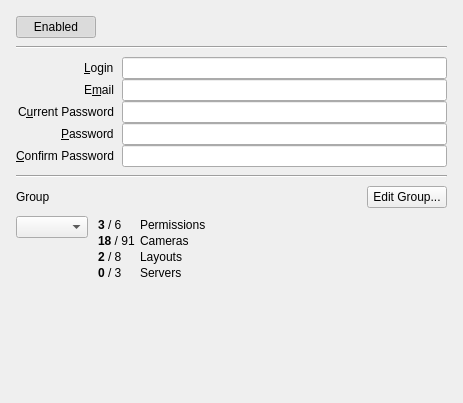
Old version of the form client/src/ui/widgets/properties/user_profile_widget.ui in the repository networkoptix/nx_open.
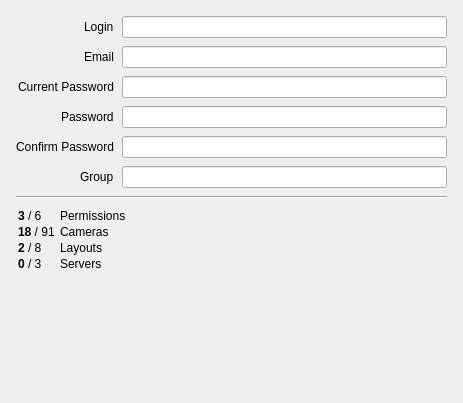
New version of the form.

Commit message:
VMS-2293: Create dialog for access rights setup
<==== Mercurial data ====>
Branch: dev_3.0.0_gui

The edit to the form file:
```diff
--- a/client/src/ui/widgets/properties/user_profile_widget.ui
+++ b/client/src/ui/widgets/properties/user_profile_widget.ui
@@ -26,63 +26,19 @@
    <property name="bottomMargin">
     <number>16</number>
    </property>
-   <item>
-    <widget class="QPushButton" name="enabledButton">
-     <property name="sizePolicy">
-      <sizepolicy hsizetype="Fixed" vsizetype="Fixed">
-       <horstretch>0</horstretch>
-       <verstretch>0</verstretch>
-      </sizepolicy>
-     </property>
-     <property name="text">
-      <string>Enabled</string>
-     </property>
-     <property name="checkable">
-      <bool>true</bool>
-     </property>
-     <property name="checked">
-      <bool>true</bool>
-     </property>
-    </widget>
-   </item>
-   <item>
-    <widget class="Line" name="line_3">
-     <property name="orientation">
-      <enum>Qt::Horizontal</enum>
-     </property>
-    </widget>
-   </item>
    <item>
     <layout class="QGridLayout" name="propertiesLayout">
-     <property name="verticalSpacing">
-      <number>0</number>
-     </property>
      <item row="0" column="0" alignment="Qt::AlignRight">
       <widget class="QLabel" name="loginLabel">
        <property name="text">
-        <string>&amp;Login</string>
-       </property>
-       <property name="margin">
-        <number>12</number>
-       </property>
-       <property name="buddy">
-        <cstring>loginEdit</cstring>
+        <string>Login</string>
        </property>
       </widget>
      </item>
-     <item row="0" column="1">
-      <widget class="QLineEdit" name="loginEdit"/>
-     </item>
      <item row="1" column="0" alignment="Qt::AlignRight">
       <widget class="QLabel" name="emailLabel">
        <property name="text">
-        <string>E&amp;mail</string>
-       </property>
-       <property name="margin">
-        <number>12</number>
-       </property>
-       <property name="buddy">
-        <cstring>emailEdit</cstring>
+        <string>Email</string>
        </property>
       </widget>
      </item>
@@ -92,13 +48,7 @@
      <item row="2" column="0" alignment="Qt::AlignRight">
       <widget class="QLabel" name="currentPasswordLabel">
        <property name="text">
-        <string>C&amp;urrent Password</string>
-       </property>
-       <property name="margin">
-        <number>12</number>
-       </property>
-       <property name="buddy">
-        <cstring>currentPasswordEdit</cstring>
+        <string>Current Password</string>
        </property>
       </widget>
      </item>
@@ -112,13 +62,7 @@
      <item row="3" column="0" alignment="Qt::AlignRight">
       <widget class="QLabel" name="passwordLabel">
        <property name="text">
-        <string>&amp;Password</string>
-       </property>
-       <property name="margin">
-        <number>12</number>
-       </property>
-       <property name="buddy">
-        <cstring>passwordEdit</cstring>
+        <string>Password</string>
        </property>
       </widget>
      </item>
@@ -132,13 +76,7 @@
      <item row="4" column="0" alignment="Qt::AlignRight">
       <widget class="QLabel" name="confirmPasswordLabel">
        <property name="text">
-        <string>&amp;Confirm Password</string>
-       </property>
-       <property name="margin">
-        <number>12</number>
-       </property>
-       <property name="buddy">
-        <cstring>confirmPasswordEdit</cstring>
+        <string>Confirm Password</string>
        </property>
       </widget>
      </item>
@@ -149,18 +87,7 @@
        </property>
       </widget>
      </item>
-    </layout>
-   </item>
-   <item>
-    <widget class="Line" name="line_2">
-     <property name="orientation">
-      <enum>Qt::Horizontal</enum>
-     </property>
-    </widget>
-   </item>
-   <item>
-    <layout class="QGridLayout" name="gridLayout" columnstretch="0,1">
-     <item row="0" column="0">
+     <item row="5" column="0" alignment="Qt::AlignRight">
       <widget class="QLabel" name="groupLabel">
        <property name="text">
         <string>Group</string>
@@ -170,38 +97,35 @@
        </property>
       </widget>
      </item>
-     <item row="1" column="0" alignment="Qt::AlignTop">
-      <widget class="QComboBox" name="groupComboBox"/>
+     <item row="5" column="1">
+      <widget class="QLineEdit" name="groupLineEdit"/>
      </item>
-     <item row="1" column="1">
-      <widget class="QLabel" name="permissionsLabel">
-       <property name="text">
-        <string notr="true">&lt;table&gt;
+     <item row="0" column="1">
+      <widget class="QLineEdit" name="loginLineEdit"/>
+     </item>
+    </layout>
+   </item>
+   <item>
+    <widget class="Line" name="line">
+     <property name="orientation">
+      <enum>Qt::Horizontal</enum>
+     </property>
+    </widget>
+   </item>
+   <item>
+    <widget class="QLabel" name="permissionsLabel">
+     <property name="text">
+      <string notr="true">&lt;table&gt;
 &lt;tr&gt;&lt;td&gt;&lt;b&gt;3&lt;/b&gt; / 6&lt;/td&gt;&lt;td&gt;&lt;/td&gt;&lt;td&gt;Permissions&lt;/td&gt;&lt;/tr&gt;
 &lt;tr&gt;&lt;td&gt;&lt;b&gt;18&lt;/b&gt; / 91&lt;/td&gt;&lt;td&gt;&lt;/td&gt;&lt;td&gt;Cameras&lt;/td&gt;&lt;/tr&gt;
 &lt;tr&gt;&lt;td&gt;&lt;b&gt;2&lt;/b&gt; / 8&lt;/td&gt;&lt;td&gt;&lt;/td&gt;&lt;td&gt;Layouts&lt;/td&gt;&lt;/tr&gt;
 &lt;tr&gt;&lt;td&gt;&lt;b&gt;0&lt;/b&gt; / 3&lt;/td&gt;&lt;td&gt;&lt;/td&gt;&lt;td&gt;Servers&lt;/td&gt;&lt;/tr&gt;
 &lt;/table&gt;</string>
-       </property>
-       <property name="textFormat">
-        <enum>Qt::RichText</enum>
-       </property>
-      </widget>
-     </item>
-     <item row="0" column="1" alignment="Qt::AlignRight">
-      <widget class="QPushButton" name="editGroupButton">
-       <property name="sizePolicy">
-        <sizepolicy hsizetype="Fixed" vsizetype="Fixed">
-         <horstretch>0</horstretch>
-         <verstretch>0</verstretch>
-        </sizepolicy>
-       </property>
-       <property name="text">
-        <string>Edit Group...</string>
-       </property>
-      </widget>
-     </item>
-    </layout>
+     </property>
+     <property name="textFormat">
+      <enum>Qt::RichText</enum>
+     </property>
+    </widget>
    </item>
    <item>
     <spacer name="verticalSpacer">
```
Left out of the diff: 3 changed lines with no effect on the pictures. The commit also changes 19 other files.
